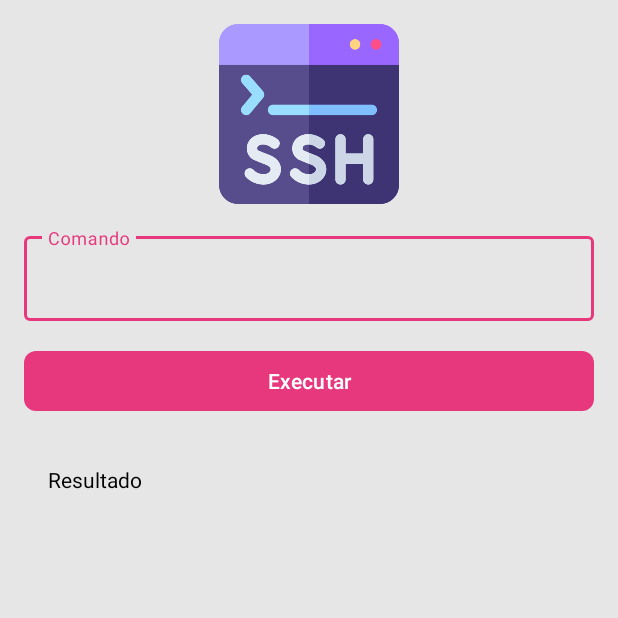
After one commit to SaedSilva/Bio-Informatica, an Android app: the ComandosActivity screen opened directly, with no data from a screen before it, on a phone screen of 412 x 824 dp, the top half of it. The commit adds this screen. Run offline under Robolectric (Android 15) with nearby library versions, the phone set to English and light mode, and no system bars.

Commit message:
Execute Command

```diff
--- a/app/build.gradle.kts
+++ b/app/build.gradle.kts
@@ -1,6 +1,7 @@
 plugins {
     alias(libs.plugins.android.application)
     alias(libs.plugins.jetbrains.kotlin.android)
+    id("kotlin-parcelize")
 }
 
 android {
--- /dev/null
+++ b/app/src/main/java/br/dev/saed/bioinformatica/view/ComandosActivity.kt
@@ -0,0 +1,58 @@
+package br.dev.saed.bioinformatica.view
+
+import android.os.Build
+import android.os.Bundle
+import androidx.activity.viewModels
+import androidx.appcompat.app.AppCompatActivity
+import br.dev.saed.bioinformatica.databinding.ActivityComandosBinding
+import br.dev.saed.bioinformatica.model.ssh.ConnectionSSH
+import br.dev.saed.bioinformatica.viewmodel.ComandosViewModel
+import kotlinx.coroutines.CoroutineScope
+import kotlinx.coroutines.Dispatchers
+import kotlinx.coroutines.launch
+
+class ComandosActivity : AppCompatActivity() {
+    private lateinit var binding: ActivityComandosBinding
+    private val comandosViewModel: ComandosViewModel by viewModels()
+
+    override fun onCreate(savedInstanceState: Bundle?) {
+        super.onCreate(savedInstanceState)
+        binding = ActivityComandosBinding.inflate(layoutInflater)
+        setContentView(binding.root)
+        inicializarComponentes()
+        inicializarObservers()
+        receberDados()
+    }
+
+    private fun receberDados() {
+        val extras = intent.extras
+        if (extras != null) {
+            val ssh = if (Build.VERSION.SDK_INT >= Build.VERSION_CODES.TIRAMISU) {
+                extras.getParcelable("ssh", ConnectionSSH::class.java)
+            } else {
+                extras.getParcelable("ssh")
+            }
+            if (ssh != null) {
+                CoroutineScope(Dispatchers.IO).launch {
+                    comandosViewModel.instantiateSSH(ssh)
+                }
+            } else {
+                finish()
+            }
+        }
+    }
+
+    private fun inicializarObservers() {
+        comandosViewModel.comando.observe(this) {
+            binding.tvResultadoComando.text = it
+        }
+    }
+
+    private fun inicializarComponentes() {
+        binding.btnExecutarComando.setOnClickListener {
+            CoroutineScope(Dispatchers.IO).launch {
+                comandosViewModel.executeCommand(binding.etComando.text.toString())
+            }
+        }
+    }
+}
--- a/app/src/main/java/br/dev/saed/bioinformatica/view/SSHActivity.kt
+++ b/app/src/main/java/br/dev/saed/bioinformatica/view/SSHActivity.kt
@@ -1,5 +1,6 @@
 package br.dev.saed.bioinformatica.view
 
+import android.content.Intent
 import android.os.Bundle
 import android.widget.Toast
 import androidx.activity.viewModels
@@ -48,6 +49,10 @@ class SSHActivity : AppCompatActivity() {
                     withContext(Dispatchers.Main) {
                         Toast.makeText(applicationContext, "Conectado", Toast.LENGTH_SHORT).show()
                     }
+                    val intent = Intent(applicationContext, ComandosActivity::class.java)
+                    intent.putExtra("ssh", viewModel.getSSH())
+                    startActivity(intent)
+
                 } else {
                     withContext(Dispatchers.Main) {
                         Toast.makeText(applicationContext, "Erro ao conectar", Toast.LENGTH_SHORT)
--- /dev/null
+++ b/app/src/main/java/br/dev/saed/bioinformatica/viewmodel/ComandosViewModel.kt
@@ -0,0 +1,22 @@
+package br.dev.saed.bioinformatica.viewmodel
+
+import androidx.lifecycle.LiveData
+import androidx.lifecycle.MutableLiveData
+import androidx.lifecycle.ViewModel
+import br.dev.saed.bioinformatica.model.ssh.ConnectionSSH
+
+class ComandosViewModel : ViewModel() {
+    private lateinit var ssh: ConnectionSSH
+    private val _comando = MutableLiveData<String>()
+    val comando: LiveData<String> get() = _comando
+
+    fun instantiateSSH(ssh: ConnectionSSH) {
+        this.ssh = ssh
+        ssh.connectSession()
+    }
+
+    fun executeCommand(command: String) {
+        _comando.postValue(ssh.executeCommand(command))
+    }
+
+}
--- a/app/src/main/java/br/dev/saed/bioinformatica/viewmodel/SSHViewModel.kt
+++ b/app/src/main/java/br/dev/saed/bioinformatica/viewmodel/SSHViewModel.kt
@@ -14,4 +14,8 @@ class SSHViewModel : ViewModel() {
     fun disconnect() {
         ssh.disconnectSession()
     }
+
+    fun getSSH(): ConnectionSSH {
+        return ssh
+    }
 }
--- /dev/null
+++ b/app/src/main/res/layout/activity_comandos.xml
@@ -0,0 +1,85 @@
+<?xml version="1.0" encoding="utf-8"?>
+<androidx.constraintlayout.widget.ConstraintLayout xmlns:android="http://schemas.android.com/apk/res/android"
+    xmlns:app="http://schemas.android.com/apk/res-auto"
+    xmlns:tools="http://schemas.android.com/tools"
+    android:id="@+id/main"
+    android:layout_width="match_parent"
+    android:layout_height="match_parent"
+    tools:context=".view.ComandosActivity">
+
+  <ImageView
+      android:id="@+id/imgComandos"
+      android:layout_width="120dp"
+      android:layout_height="120dp"
+      android:layout_marginStart="16dp"
+      android:layout_marginTop="16dp"
+      android:layout_marginEnd="16dp"
+      app:layout_constraintEnd_toEndOf="parent"
+      app:layout_constraintHorizontal_bias="0.5"
+      app:layout_constraintStart_toStartOf="parent"
+      app:layout_constraintTop_toTopOf="parent"
+      app:srcCompat="@drawable/ssh" />
+
+  <com.google.android.material.textfield.TextInputLayout
+      android:id="@+id/tilComando"
+      android:layout_width="0dp"
+      android:layout_height="wrap_content"
+      android:layout_marginStart="16dp"
+      android:layout_marginTop="16dp"
+      android:layout_marginEnd="16dp"
+      app:layout_constraintEnd_toEndOf="parent"
+      app:layout_constraintHorizontal_bias="0.5"
+      app:layout_constraintStart_toStartOf="parent"
+      app:layout_constraintTop_toBottomOf="@+id/imgComandos">
+
+    <com.google.android.material.textfield.TextInputEditText
+        android:id="@+id/etComando"
+        android:layout_width="match_parent"
+        android:layout_height="wrap_content"
+        android:hint="Comando" />
+  </com.google.android.material.textfield.TextInputLayout>
+
+  <Button
+      android:id="@+id/btnExecutarComando"
+      android:layout_width="0dp"
+      android:layout_height="wrap_content"
+      android:layout_marginStart="16dp"
+      android:layout_marginTop="16dp"
+      android:layout_marginEnd="16dp"
+      android:text="Executar"
+      app:layout_constraintEnd_toEndOf="parent"
+      app:layout_constraintHorizontal_bias="0.0"
+      app:layout_constraintStart_toStartOf="parent"
+      app:layout_constraintTop_toBottomOf="@+id/tilComando"
+      app:shapeAppearanceOverlay="@style/ShapeAppearance.BioInformatica" />
+
+  <ScrollView
+      android:layout_width="0dp"
+      android:layout_height="0dp"
+      android:layout_marginStart="16dp"
+      android:layout_marginTop="16dp"
+      android:layout_marginEnd="16dp"
+      android:layout_marginBottom="16dp"
+      app:layout_constraintBottom_toBottomOf="parent"
+      app:layout_constraintEnd_toEndOf="parent"
+      app:layout_constraintHorizontal_bias="0.5"
+      app:layout_constraintStart_toStartOf="parent"
+      app:layout_constraintTop_toBottomOf="@+id/btnExecutarComando">
+
+    <LinearLayout
+        android:layout_width="match_parent"
+        android:layout_height="wrap_content"
+        android:orientation="vertical">
+
+      <TextView
+          android:id="@+id/tvResultadoComando"
+          android:layout_width="match_parent"
+          android:layout_height="wrap_content"
+          android:layout_marginStart="16dp"
+          android:layout_marginTop="16dp"
+          android:layout_marginEnd="16dp"
+          android:text="Resultado" />
+    </LinearLayout>
+  </ScrollView>
+
+</androidx.constraintlayout.widget.ConstraintLayout>
```
Also changed, not shown: app/src/main/AndroidManifest.xml (+6 -3 lines), app/src/main/java/br/dev/saed/bioinformatica/model/ssh/ConnectionSSH.kt (+18 -13 lines).
